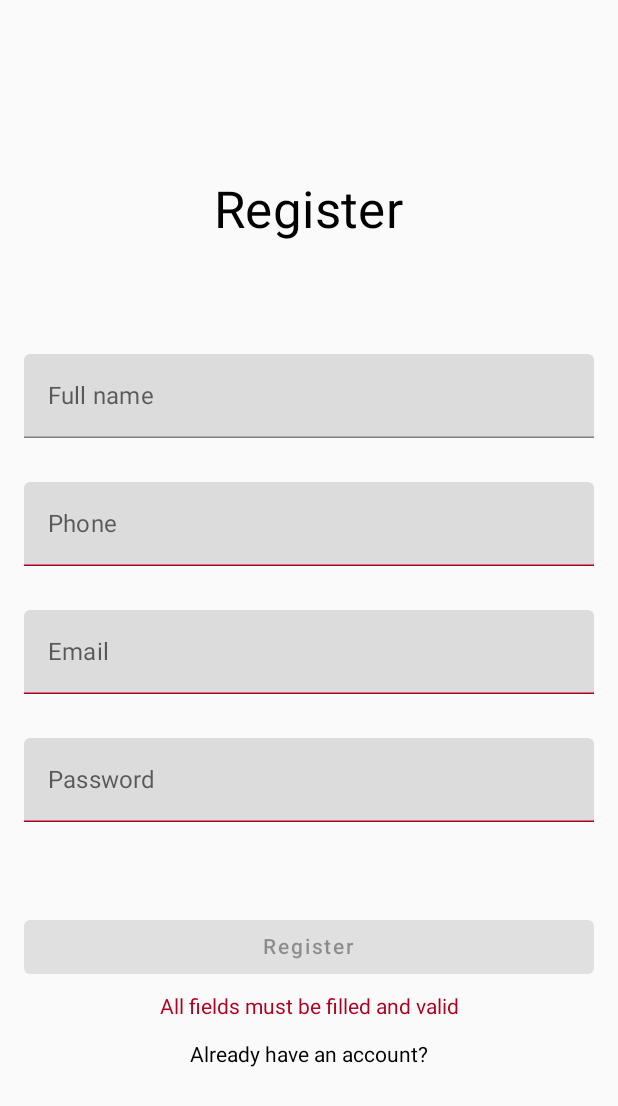
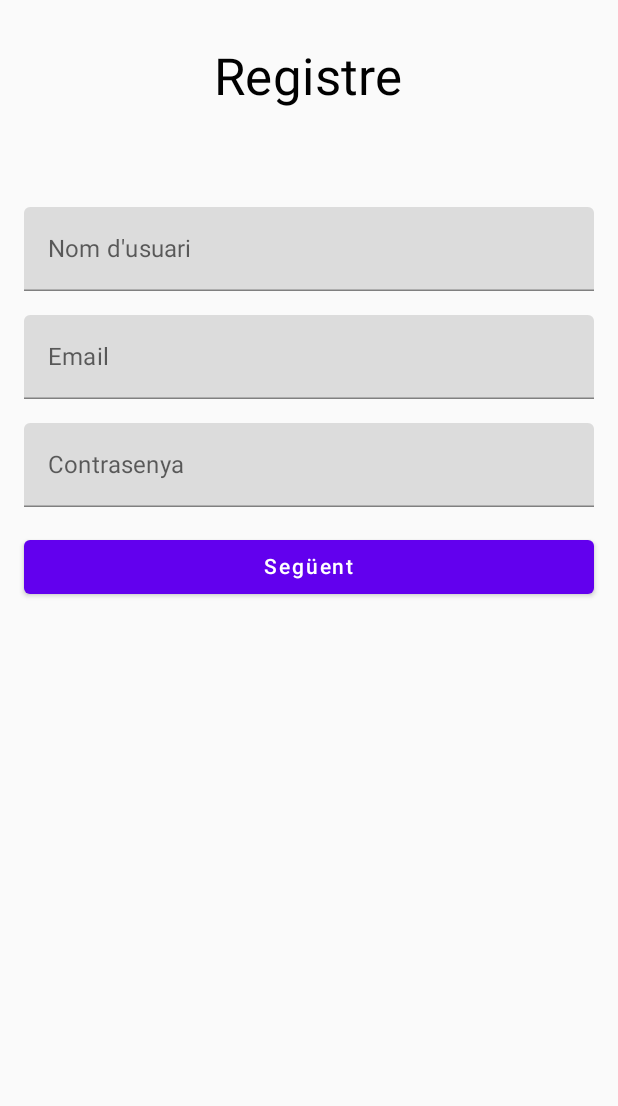
Before and after one commit to LaSalleGracia-Projectes/projecte-aplicaci-nativa-g3jonyive, an Android app built with Jetpack Compose: the composable RegisterScreen shown on its own in the app's theme, on a phone screen of 412 x 824 dp. Shown: the top 1106 px of the screen. Run offline under Robolectric (Android 15) with nearby library versions, the phone set to English and light mode, and no system bars; our stand-ins replace Voyager; libraries missing offline, so code that uses them is left out: dev.gitlive.firebase; 4 statements that could not run were skipped.

Commit message:
feat: Simplificació del Registre feat: Settings del Perfil modifiquen tots els camps, que es mostren en el Perfil

```diff
--- a/composeApp/src/commonMain/kotlin/com/connectyourcoach/connectyourcoach/screens/RegisterScreen.kt
+++ b/composeApp/src/commonMain/kotlin/com/connectyourcoach/connectyourcoach/screens/RegisterScreen.kt
@@ -5,28 +5,19 @@ import cafe.adriel.voyager.core.screen.Screen
 import cafe.adriel.voyager.navigator.LocalNavigator
 import com.connectyourcoach.connectyourcoach.viewmodels.RegisterViewModel
 import com.connectyourcoach.connectyourcoach.views.RegisterPhotoUsernameView
-import com.connectyourcoach.connectyourcoach.views.RegisterView
 
 class RegisterScreen : Screen {
 
     @Composable
     override fun Content() {
         val navigator = LocalNavigator.current
-        val registerViewModel by remember { mutableStateOf(RegisterViewModel()) }
-        var showPhotoUsernameView by remember { mutableStateOf(false) }
+        val registerViewModel = remember { RegisterViewModel() }
 
-        if (showPhotoUsernameView) {
-            RegisterPhotoUsernameView(
-                viewModel = registerViewModel,
-                onRegisterComplete = { showPhotoUsernameView = false },
-                onLogin = { navigator?.pop() }
-            )
-        } else {
-            RegisterView(
-                viewModel = registerViewModel,
-                onRegisterComplete = { navigator?.pop() },
-                onLogin = { navigator?.pop() }
-            )
-        }
+        RegisterPhotoUsernameView(
+            viewModel = registerViewModel,
+            onRegisterComplete = {
+                navigator?.pop()
+            }
+        )
     }
 }
--- a/composeApp/src/commonMain/kotlin/com/connectyourcoach/connectyourcoach/viewmodels/RegisterViewModel.kt
+++ b/composeApp/src/commonMain/kotlin/com/connectyourcoach/connectyourcoach/viewmodels/RegisterViewModel.kt
@@ -6,24 +6,15 @@ import androidx.compose.runtime.mutableStateOf
 import androidx.lifecycle.ViewModel
 import androidx.lifecycle.viewModelScope
 import dev.gitlive.firebase.Firebase
-import dev.gitlive.firebase.auth.AuthCredential
-import dev.gitlive.firebase.auth.FirebaseAuth
-import dev.gitlive.firebase.auth.PhoneAuthCredential
 import dev.gitlive.firebase.auth.auth
 import kotlinx.coroutines.launch
 
 class RegisterViewModel : ViewModel() {
-    private val _fullname: MutableState<String> = mutableStateOf("")
-    val fullname: State<String> get() = _fullname
+    private val _username: MutableState<String> = mutableStateOf("")
+    val username: State<String> get() = _username
 
     private val _email: MutableState<String> = mutableStateOf("")
     val email: State<String> get() = _email
-
-    private val _phoneNumber: MutableState<String> = mutableStateOf("")
-    val phoneNumber: State<String> get() = _phoneNumber
-
-    private val _username: MutableState<String> = mutableStateOf("")
-    val username: State<String> get() = _username
 
     private val _password: MutableState<String> = mutableStateOf("")
     val password: State<String> get() = _password
@@ -35,22 +26,13 @@ class RegisterViewModel : ViewModel() {
         viewModelScope.launch {
             try {
                 val result = Firebase.auth.createUserWithEmailAndPassword(_email.value, _password.value)
-
-                result.user?.updateProfile(displayName = _fullname.value)
-
+                result.user?.updateProfile(displayName = _username.value)
                 println("Usuari creat amb èxit!")
-
                 onRegisterComplete()
             } catch (e: Exception) {
                 println("Error: ${e.message}")
             }
         }
-    }
-
-    fun updateUserDetails(fullname: String, phoneNumber: String, username: String) {
-        _fullname.value = fullname
-        _phoneNumber.value = phoneNumber
-        _username.value = username
     }
 
     fun updateUsername(newUsername: String) {
@@ -61,17 +43,8 @@ class RegisterViewModel : ViewModel() {
         _email.value = newEmail
     }
 
-    fun updatePhoneNumber(newPhoneNumber: String) {
-        if (newPhoneNumber.length > 9) return
-        _phoneNumber.value = newPhoneNumber
-    }
-
     fun updatePassword(newPassword: String) {
         _password.value = newPassword
-    }
-
-    fun updateFullname(newFullname: String) {
-        _fullname.value = newFullname
     }
 
     fun isValidEmail(): Boolean = _email.value.contains("@") && _email.value.contains(".")
@@ -80,7 +53,5 @@ class RegisterViewModel : ViewModel() {
         _password.value.length >= 8 && _password.value.any { it.isUpperCase() } && _password.value.any { it.isLowerCase() } &&
                 _password.value.any { it.isDigit() } && _password.value.any { "!@#\$%^&*()_+{}[]:;<>,.?/~`".contains(it) }
 
-    fun isValidPhoneNumber(): Boolean = _phoneNumber.value.length == 9 && _phoneNumber.value.all { it.isDigit() }
-
-    fun isValidRegister(): Boolean = isValidEmail() && isValidPassword() && isValidPhoneNumber() && _fullname.value.isNotEmpty()
+    fun isValidRegister(): Boolean = isValidEmail() && isValidPassword() && _username.value.isNotEmpty()
 }
--- a/composeApp/src/commonMain/kotlin/com/connectyourcoach/connectyourcoach/views/ProfileView.kt
+++ b/composeApp/src/commonMain/kotlin/com/connectyourcoach/connectyourcoach/views/ProfileView.kt
@@ -2,8 +2,6 @@ package com.connectyourcoach.connectyourcoach.views
 
 import androidx.compose.foundation.layout.*
 import androidx.compose.material.*
-import androidx.compose.material.icons.Icons
-import androidx.compose.material.icons.filled.Settings
 import androidx.compose.runtime.Composable
 import androidx.compose.runtime.getValue
 import androidx.compose.ui.Alignment
@@ -12,8 +10,6 @@ import androidx.compose.ui.draw.clip
 import androidx.compose.ui.unit.dp
 import coil3.compose.AsyncImage
 import com.connectyourcoach.connectyourcoach.viewmodels.ProfileViewModel
-import com.connectyourcoach.connectyourcoach.viewmodels.RegisterViewModel
-import com.connectyourcoach.connectyourcoach.viewmodels.TablonViewModel
 
 @Composable
 fun ProfileView(
@@ -46,6 +42,8 @@ fun ProfileView(
         Text("Email: ${email}")
         Spacer(modifier = Modifier.height(8.dp))
         Text("Phone: ${phoneNumber}")
+        Spacer(modifier = Modifier.height(8.dp))
+        Text("Password: ******")
         Spacer(modifier = Modifier.height(16.dp))
         Button(
             onClick = {
--- a/composeApp/src/commonMain/kotlin/com/connectyourcoach/connectyourcoach/views/RegisterView.kt
+++ b/composeApp/src/commonMain/kotlin/com/connectyourcoach/connectyourcoach/views/RegisterView.kt
@@ -1,58 +1,58 @@
 package com.connectyourcoach.connectyourcoach.views
 
-import androidx.compose.foundation.background
-import androidx.compose.foundation.border
-import androidx.compose.foundation.clickable
 import androidx.compose.foundation.layout.*
-import androidx.compose.foundation.shape.CircleShape
-import androidx.compose.foundation.text.KeyboardActions
 import androidx.compose.material.*
 import androidx.compose.runtime.*
+import androidx.compose.ui.Alignment
 import androidx.compose.ui.Modifier
-import androidx.compose.ui.text.input.KeyboardType
+import androidx.compose.ui.text.input.PasswordVisualTransformation
 import androidx.compose.ui.unit.dp
-import androidx.compose.foundation.text.KeyboardOptions
-import androidx.compose.material.icons.Icons
-import androidx.compose.material.icons.filled.Edit
-import androidx.compose.ui.Alignment
-import androidx.compose.ui.draw.clip
-import androidx.compose.ui.graphics.Color
-import androidx.compose.ui.text.input.ImeAction
-import androidx.compose.ui.text.input.PasswordVisualTransformation
-import coil3.compose.AsyncImage
 import com.connectyourcoach.connectyourcoach.viewmodels.RegisterViewModel
-import org.jetbrains.compose.ui.tooling.preview.Preview
 
 @Composable
-fun RegisterPhotoUsernameView(viewModel: RegisterViewModel, onRegisterComplete: () -> Unit, onLogin: () -> Unit) {
+fun RegisterPhotoUsernameView(
+    viewModel: RegisterViewModel,
+    onRegisterComplete: () -> Unit
+) {
     var username by remember { mutableStateOf(viewModel.username.value) }
+    var email by remember { mutableStateOf(viewModel.email.value) }
+    var password by remember { mutableStateOf(viewModel.password.value) }
     var registerError by remember { mutableStateOf<String?>(null) }
 
     Column(
-        modifier = Modifier.fillMaxSize(),
+        modifier = Modifier
+            .fillMaxSize()
+            .padding(16.dp),
         verticalArrangement = Arrangement.Top,
         horizontalAlignment = Alignment.CenterHorizontally
     ) {
         Text("Registre", style = MaterialTheme.typography.h4, modifier = Modifier.padding(16.dp))
         Spacer(modifier = Modifier.height(50.dp))
 
-        Box(contentAlignment = Alignment.BottomEnd) {
-            AsyncImage(
-                model = "https://definicion.de/wp-content/uploads/2019/07/perfil-de-usuario.png",
-                contentDescription = "Foto de perfil",
-                modifier = Modifier
-                    .size(150.dp)
-                    .clip(CircleShape)
-                    .border(4.dp, Color.Black, CircleShape)
-            )
-        }
+        TextField(
+            value = username,
+            onValueChange = { username = it },
+            label = { Text("Nom d'usuari") },
+            modifier = Modifier.fillMaxWidth()
+        )
 
         Spacer(modifier = Modifier.height(16.dp))
 
         TextField(
-            value = username,
-            onValueChange = { username = it },
-            label = { Text("Nom d'usuari") }
+            value = email,
+            onValueChange = { email = it },
+            label = { Text("Email") },
+            modifier = Modifier.fillMaxWidth()
+        )
+
+        Spacer(modifier = Modifier.height(16.dp))
+
+        TextField(
+            value = password,
+            onValueChange = { password = it },
+            label = { Text("Contrasenya") },
+            visualTransformation = PasswordVisualTransformation(),
+            modifier = Modifier.fillMaxWidth()
         )
 
         Spacer(modifier = Modifier.height(16.dp))
@@ -63,166 +63,18 @@ fun RegisterPhotoUsernameView(viewModel: RegisterViewModel, onRegisterComplete:
 
         Button(
             onClick = {
-                if (username.isNotBlank()) {
-                    viewModel.updateUsername(username) // Guarda el username al ViewModel
+                if (username.isNotBlank() && email.isNotBlank() && password.isNotBlank()) {
+                    viewModel.updateUsername(username)
+                    viewModel.updateEmail(email)
+                    viewModel.updatePassword(password)
                     onRegisterComplete()
                 } else {
-                    registerError = "El nom d'usuari no pot estar buit"
+                    registerError = "Tots els camps són obligatoris"
                 }
-            }
+            },
+            modifier = Modifier.fillMaxWidth()
         ) {
             Text("Següent")
         }
     }
 }
-
-
-@Composable
-fun RegisterView(viewModel: RegisterViewModel, onRegisterComplete: () -> Unit, onLogin: () -> Unit) {
-    val fullname by viewModel.fullname
-    val number by viewModel.phoneNumber
-    val email by viewModel.email
-    val password by viewModel.password
-    val registerError by viewModel.registerError
-
-    Column(
-        modifier = Modifier
-            .fillMaxSize()
-            .padding(16.dp),
-        horizontalAlignment = Alignment.CenterHorizontally,
-        verticalArrangement = Arrangement.Center
-    ) {
-        Spacer(modifier = Modifier.weight(3f))
-
-        Text(
-            text = "Register",
-            style = MaterialTheme.typography.h4,
-            modifier = Modifier.padding(16.dp)
-        )
-
-        Spacer(modifier = Modifier.weight(2f))
-
-        TextField(
-            value = fullname,
-            onValueChange = { viewModel.updateFullname(it) },
-            label = { Text("Full name") },
-            modifier = Modifier.fillMaxWidth(),
-            singleLine = true,
-            keyboardOptions = KeyboardOptions(
-                keyboardType = KeyboardType.Text,
-                imeAction = ImeAction.Next
-            )
-        )
-
-        Spacer(modifier = Modifier.weight(1f))
-
-        TextField(
-            value = number,
-            onValueChange = { viewModel.updatePhoneNumber(it) },
-            label = { Text("Phone") },
-            isError = !viewModel.isValidPhoneNumber(),
-            modifier = Modifier.fillMaxWidth(),
-            singleLine = true,
-            keyboardOptions = KeyboardOptions(
-                keyboardType = KeyboardType.Phone,
-                imeAction = ImeAction.Next
-            )
-        )
-
-        if (!viewModel.isValidPhoneNumber() && number.isNotEmpty()) {
-            Text(
-                text = "Phone number must contain 9 digits",
-                color = MaterialTheme.colors.error,
-                modifier = Modifier.padding(8.dp)
-            )
-        }
-
-        Spacer(modifier = Modifier.weight(1f))
-
-        TextField(
-            value = email,
-            onValueChange = { viewModel.updateEmail(it) },
-            label = { Text("Email") },
-            isError = !viewModel.isValidEmail(),
-            modifier = Modifier.fillMaxWidth(),
-            singleLine = true,
-            keyboardOptions = KeyboardOptions(
-                keyboardType = KeyboardType.Email,
-                imeAction = ImeAction.Next
-            )
-        )
-
-        if (!viewModel.isValidEmail() && email.isNotEmpty()) {
-            Text(
-                text = "Email must contain '@' and '.'",
-                color = MaterialTheme.colors.error,
-                modifier = Modifier.padding(8.dp)
-            )
-        }
-
-        Spacer(modifier = Modifier.weight(1f))
-
-        TextField(
-            value = password,
-            onValueChange = { viewModel.updatePassword(it) },
-            label = { Text("Password") },
-            visualTransformation = PasswordVisualTransformation(),
-            isError = !viewModel.isValidPassword(),
-            modifier = Modifier.fillMaxWidth(),
-            singleLine = true,
-            keyboardOptions = KeyboardOptions(
-                keyboardType = KeyboardType.Password,
-                imeAction = ImeAction.Done
-            ),
-            keyboardActions = KeyboardActions(
-                onDone = {
-                    viewModel.onRegister(onRegisterComplete)
-                }
-            )
-        )
-
-        if (!viewModel.isValidPassword() && password.isNotEmpty()) {
-            Text(
-                text = "Password must contain at least 8 characters, one uppercase, one lowercase, one digit and one special character",
-                color = MaterialTheme.colors.error,
-                modifier = Modifier.padding(8.dp)
-            )
-        }
-
-        Spacer(modifier = Modifier.weight(2f))
-
-        Button(
-            onClick = { viewModel.onRegister(onRegisterComplete) },
-            enabled = viewModel.isValidRegister(),
-            modifier = Modifier.fillMaxWidth()
-        ) {
-            Text("Register")
-        }
-
-        if (!viewModel.isValidRegister()) {
-            Text(
-                text = "All fields must be filled and valid",
-                color = MaterialTheme.colors.error,
-                modifier = Modifier.padding(8.dp)
-            )
-        }
-
-        if (registerError.isNotEmpty()) {
-            Text(
-                text = registerError,
-                color = MaterialTheme.colors.error,
-                modifier = Modifier.padding(8.dp)
-            )
-        }
-
-        Text(
-            text = "Already have an account?",
-            color = MaterialTheme.colors.onBackground,
-            modifier = Modifier
-                .padding(8.dp)
-                .clickable { onLogin() }
-        )
-
-        Spacer(modifier = Modifier.weight(3f))
-    }
-}
--- a/composeApp/src/commonMain/kotlin/com/connectyourcoach/connectyourcoach/views/SettingsProfileView.kt
+++ b/composeApp/src/commonMain/kotlin/com/connectyourcoach/connectyourcoach/views/SettingsProfileView.kt
@@ -8,12 +8,9 @@ import androidx.compose.runtime.*
 import androidx.compose.ui.Alignment
 import androidx.compose.ui.Modifier
 import androidx.compose.ui.unit.dp
-import androidx.compose.material.icons.Icons
-import androidx.compose.material.icons.filled.ArrowBack
 import androidx.compose.ui.text.input.ImeAction
 import androidx.compose.ui.text.input.KeyboardType
 import androidx.compose.ui.text.input.PasswordVisualTransformation
-import androidx.lifecycle.ViewModel
 import com.connectyourcoach.connectyourcoach.viewmodels.SettingsViewModel
 
 @Composable
@@ -91,7 +88,7 @@ fun SettingsProfileView(viewModel: SettingsViewModel, paddingValues: PaddingValu
         TextField(
             value = password,
             onValueChange = { viewModel.updatePassword(it) },
-            label = { Text("Password") },
+            label = { Text("New Password") },
             visualTransformation = PasswordVisualTransformation(),
             isError = !viewModel.isValidPassword(),
             modifier = Modifier.fillMaxWidth(),
```
Also changed, not shown: composeApp/src/commonMain/kotlin/com/connectyourcoach/connectyourcoach/viewmodels/SettingsViewModel.kt (+30 -3 lines).
